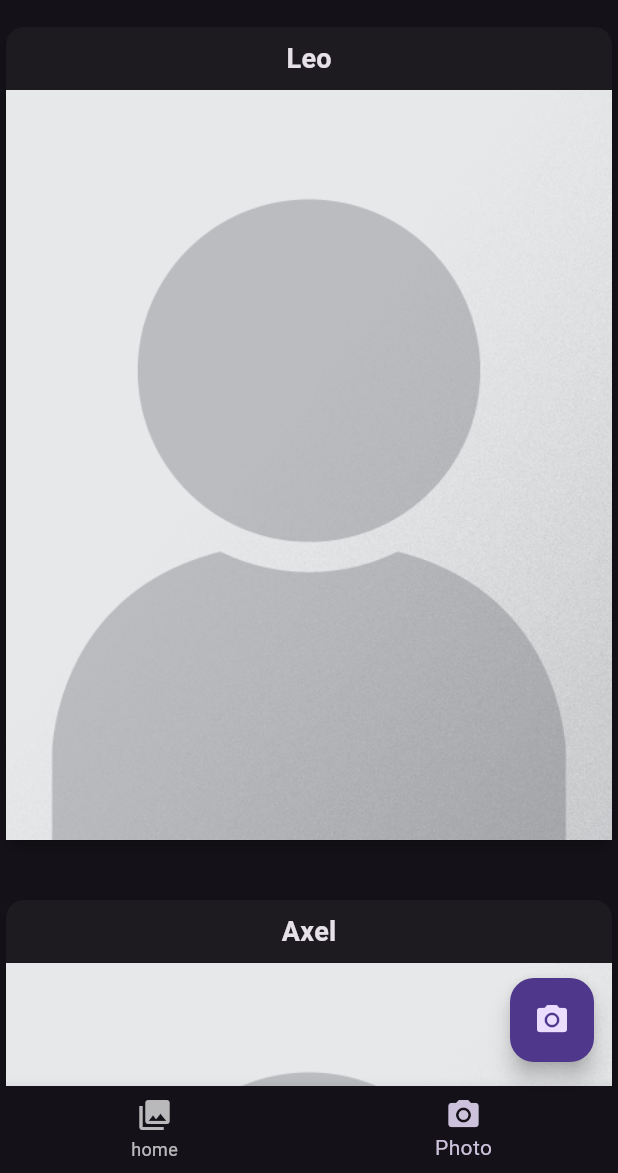
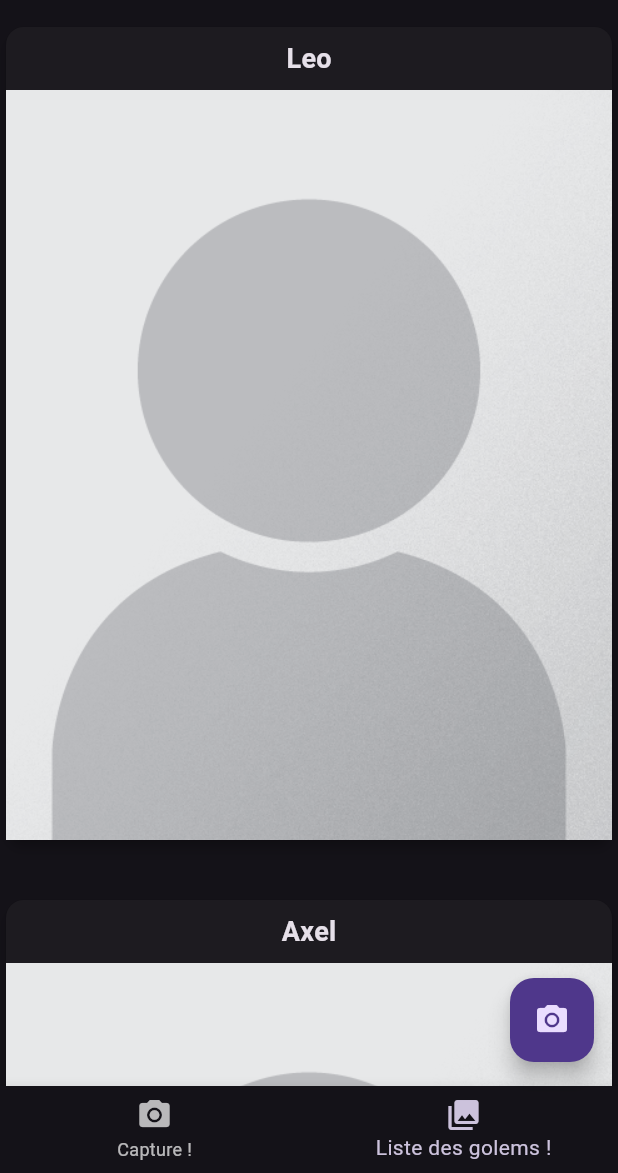
Before and after one commit to MatthieuCollin/camera_finale, a Flutter app: the screen it shows after launch, item 2 of the bottom bar chosen, on a phone screen of 412 x 824 dp, the part 63-1236 px from its top. Run offline on Flutter 3.47's test engine with Material 3 defaults, Android fonts, the phone set to English and light mode, and no system bars; our stand-ins replace camera.

Commit message:
📦 NEW: golemon

```diff
--- a/lib/main.dart
+++ b/lib/main.dart
@@ -166,9 +166,9 @@ class TakePictureScreenState extends State<MyApp> {
           },
           items: const [
             BottomNavigationBarItem(
-                icon: Icon(Icons.collections), label: "home"),
+                icon: Icon(Icons.camera_alt), label: "Capture !"),
             BottomNavigationBarItem(
-                icon: Icon(Icons.camera_alt), label: "Photo"),
+                icon: Icon(Icons.collections), label: "Liste des golems !"),
           ]),
     );
   }
@@ -220,7 +220,7 @@ class DisplayPictureScreen extends StatelessWidget {
                     );
                   }
                 },
-                child: const Text('Submit'),
+                child: const Text('Ajouter !'),
               ),
 
               // Add TextFormFields and ElevatedButton here.
```
